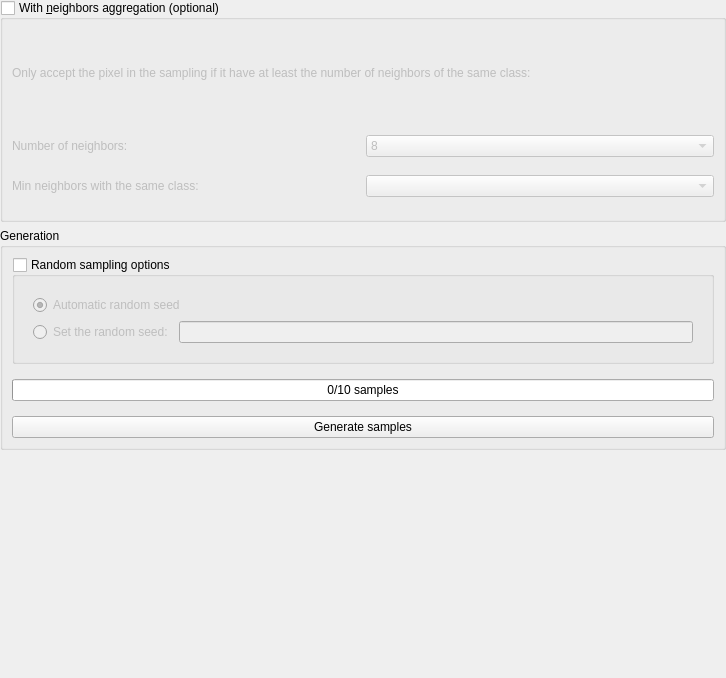
Before: the Qt Designer form ui/generate_samples_widget.ui in SMByC/AcATaMa, drawn with Qt 5.
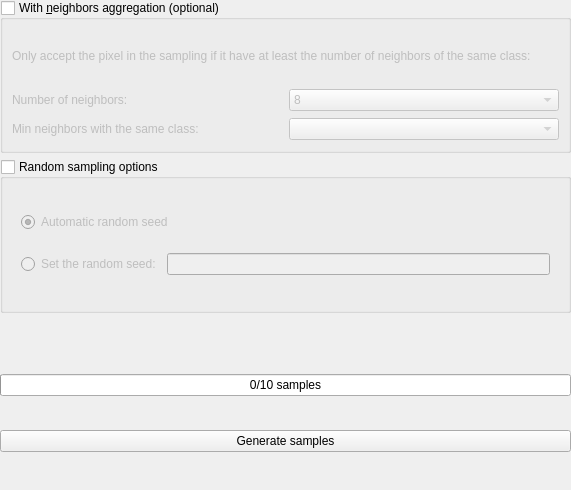
After: the same form once the commit is applied.

Commit message: Improving the UI section for generate the sampling

Patch:
```diff
--- a/ui/generate_samples_widget.ui
+++ b/ui/generate_samples_widget.ui
@@ -6,8 +6,8 @@
    <rect>
     <x>0</x>
     <y>0</y>
-    <width>726</width>
-    <height>678</height>
+    <width>571</width>
+    <height>490</height>
    </rect>
   </property>
   <property name="windowTitle">
@@ -127,12 +127,6 @@
     </widget>
    </item>
    <item>
-    <widget class="QGroupBox" name="groupBox">
-     <property name="title">
-      <string>Generation</string>
-     </property>
-     <layout class="QVBoxLayout" name="verticalLayout_7">
-      <item>
        <widget class="QGroupBox" name="QGBox_random_sampling_options">
         <property name="title">
          <string>Random sampling options</string>
@@ -178,20 +172,30 @@
        </widget>
       </item>
       <item>
-       <widget class="QWidget" name="widget_3" native="true">
-        <layout class="QHBoxLayout" name="horizontalLayout_3">
+    <spacer name="verticalSpacer">
+     <property name="orientation">
+      <enum>Qt::Vertical</enum>
+     </property>
+     <property name="sizeType">
+      <enum>QSizePolicy::Fixed</enum>
+     </property>
+     <property name="sizeHint" stdset="0">
+      <size>
+       <width>20</width>
+       <height>18</height>
+      </size>
+     </property>
+    </spacer>
+   </item>
+   <item>
+    <widget class="QWidget" name="widget_Generation" native="true">
+     <layout class="QVBoxLayout" name="verticalLayout_7">
          <property name="leftMargin">
           <number>0</number>
          </property>
-         <property name="topMargin">
-          <number>0</number>
-         </property>
          <property name="rightMargin">
           <number>0</number>
          </property>
-         <property name="bottomMargin">
-          <number>0</number>
-         </property>
          <item>
           <widget class="QProgressBar" name="QPBar_GenerateSamples">
            <property name="enabled">
@@ -208,9 +212,6 @@
            </property>
           </widget>
          </item>
-        </layout>
-       </widget>
-      </item>
       <item>
        <widget class="QPushButton" name="QPBtn_GenerateSamples">
         <property name="text">
@@ -221,24 +222,6 @@
      </layout>
     </widget>
    </item>
-   <item>
-    <widget class="QWidget" name="widget" native="true">
-     <layout class="QHBoxLayout" name="horizontalLayout">
-      <property name="leftMargin">
-       <number>0</number>
-      </property>
-      <property name="topMargin">
-       <number>0</number>
-      </property>
-      <property name="rightMargin">
-       <number>0</number>
-      </property>
-      <property name="bottomMargin">
-       <number>0</number>
-      </property>
-     </layout>
-    </widget>
-   </item>
   </layout>
  </widget>
  <resources/>
```
Lines whose indentation alone changed are shown as unchanged.
